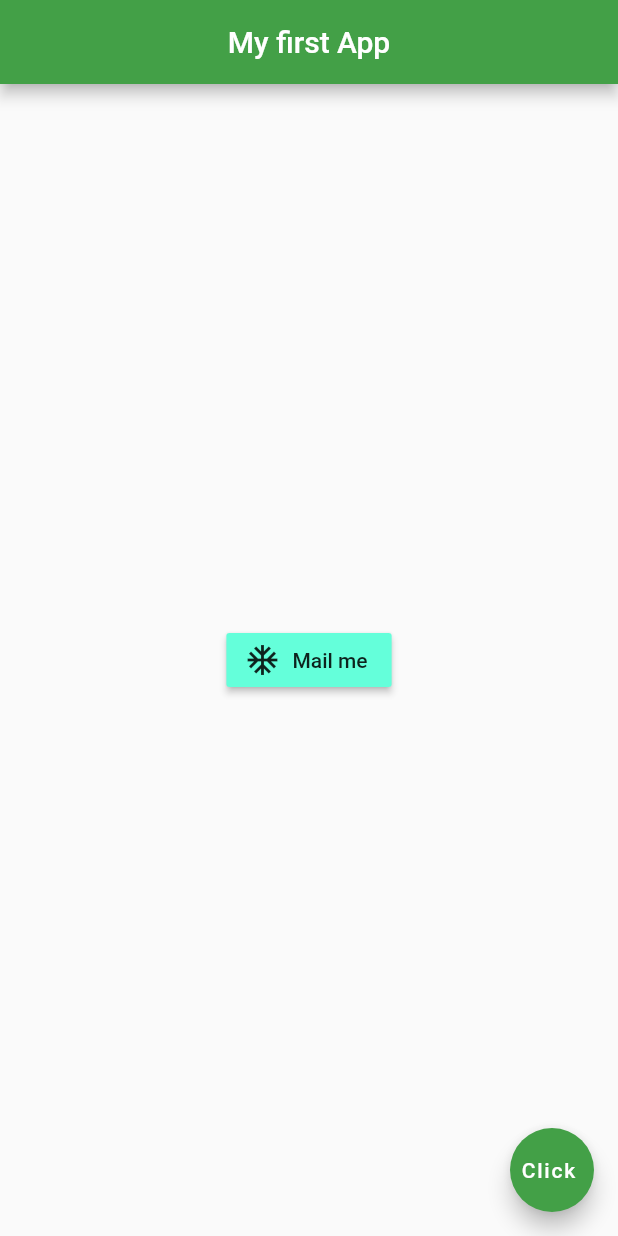
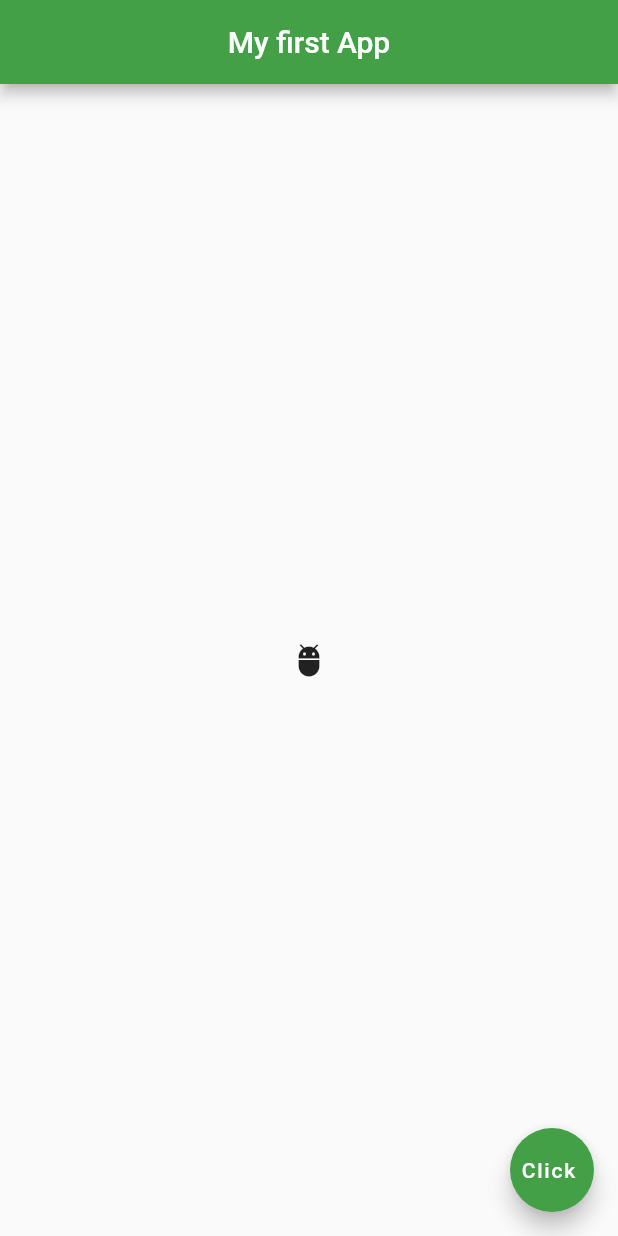
Before and after one commit to Thandohimself/flutterdemo_app, a Flutter app: the screen it shows after launch, on a phone screen of 412 x 824 dp. Run offline on Flutter 3.47's test engine with Material 2 defaults, Android fonts, the phone set to English and light mode, and no system bars.

Commit message:
Buttons & Icons (icon button)

```diff
--- a/lib/main.dart
+++ b/lib/main.dart
@@ -14,15 +14,9 @@ class Home extends StatelessWidget {
         backgroundColor: Colors.green[600],
       ),
       body: Center(
-        child: RaisedButton.icon(
-          onPressed: () {
-            print("Thando pressed");
-          },
-          icon: Icon(
-              Icons.ac_unit
-          ),
-          label: Text('Mail me'),
-          color: Colors.tealAccent,
+        child: IconButton(
+          onPressed: () {},
+          icon: Icon(Icons.adb),
         ),
       ),
       floatingActionButton: FloatingActionButton(
```
